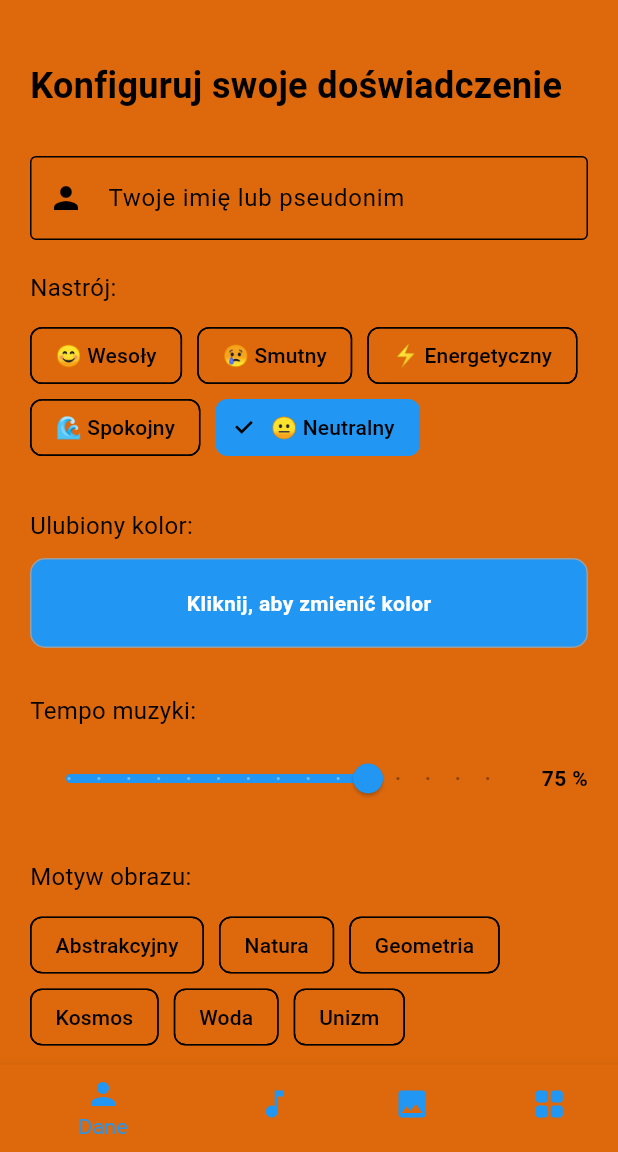
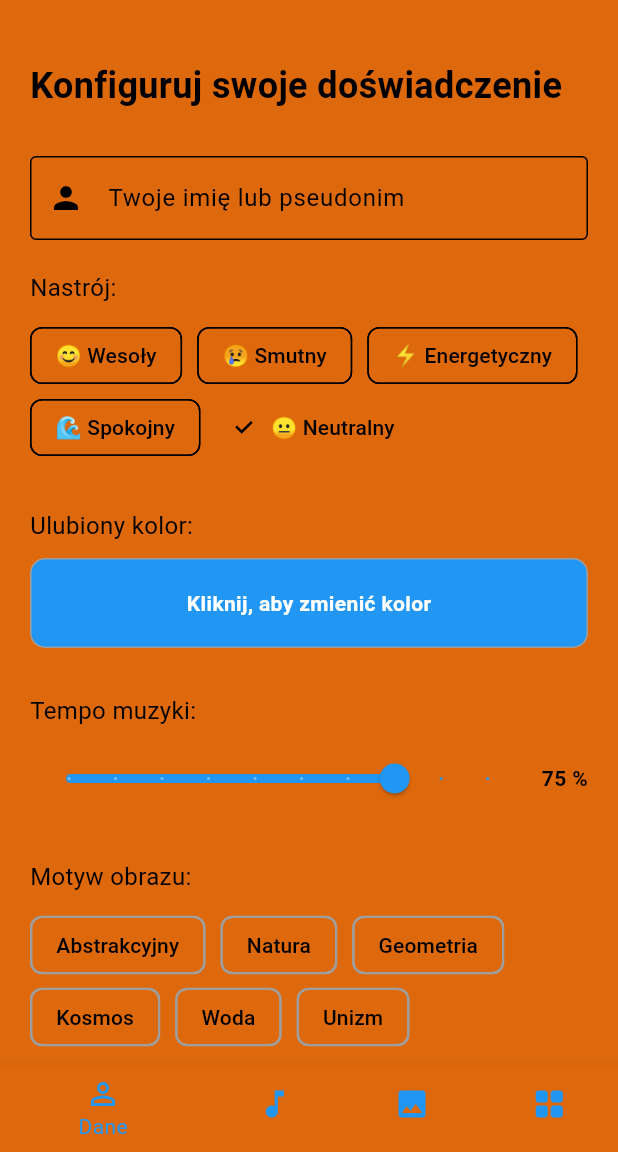
Before and after one commit to Fawkes69/Generator_szczescia, a Flutter app: the screen it shows after launch, on a phone screen of 412 x 824 dp, the part 84-1236 px from its top. Run offline on Flutter 3.47's test engine with Material 3 defaults, Android fonts, the phone set to English and light mode, and no system bars; our stand-ins replace audioplayers, flutter_colorpicker, shared_preferences.

Commit message:
-poprawiono wygląd pól do wyboru nastroju/rodzaju generowanego obrazu -poprawiono wyświetlanie suwaków -poprawa kilku literówek

```diff
--- a/lib/home.dart
+++ b/lib/home.dart
@@ -47,18 +47,22 @@ class _HomePageState extends State<HomePage> {
         items: const [
           BottomNavigationBarItem(
             icon: Icon(Icons.person),
+            activeIcon: Icon(Icons.person_outline),
             label: 'Dane',
           ),
           BottomNavigationBarItem(
             icon: Icon(Icons.music_note),
+            activeIcon: Icon(Icons.music_note_outlined),
             label: 'Muzyka',
           ),
           BottomNavigationBarItem(
             icon: Icon(Icons.image),
+            activeIcon: Icon(Icons.image_outlined),
             label: 'Obrazy',
           ),
           BottomNavigationBarItem(
             icon: Icon(Icons.grid_view_rounded),
+            activeIcon: Icon(Icons.grid_view_outlined),
             label: 'Galeria',
           ),
         ],
@@ -107,6 +111,7 @@ class UserInputPage extends StatelessWidget {
                 label: Text('${mood.emoji} ${mood.displayName}'),
                 selected: userData.mood == mood,
                 onSelected: (_) => userData.updateMood(mood),
+                selectedColor: userData.favoriteColor.computeLuminance() > 0.5 ? userData.favoriteColor: userData.invertedColor,
               );
             }).toList(),
           ),
@@ -171,9 +176,10 @@ class UserInputPage extends StatelessWidget {
               Expanded(
                 child: Slider(
                   value: userData.tempo.toDouble(),
+                  activeColor: userData.favoriteColor.computeLuminance() > 0.5 ? Colors.black: userData.favoriteColor,
                   min: 10,
                   max: 100,
-                  divisions: 14,
+                  divisions: 9,
                   label: '${userData.tempo} %',
                   onChanged: (value) {
                     userData.updateTempo(value.toInt());
@@ -200,7 +206,16 @@ class UserInputPage extends StatelessWidget {
                 label: Text(theme),
                 selected: userData.imageTheme == theme,
                 onSelected: (_) => userData.updateTheme(theme),
-              );
+                selectedColor: userData.favoriteColor.computeLuminance() > 0.5 ? userData.favoriteColor: userData.invertedColor,
+                side: BorderSide(
+                  color: userData.imageTheme == theme
+                      ? (userData.favoriteColor.computeLuminance() > 0.5
+                      ? userData.favoriteColor
+                      : userData.invertedColor)
+                      : Colors.grey,
+                  width: 1.5,
+                ),
+                  );
             }).toList(),
           ),
           const SizedBox(height: 30),
@@ -208,7 +223,8 @@ class UserInputPage extends StatelessWidget {
           // Złożoność
           const Text('Złożoność generowania:', style: TextStyle(fontSize: 16)),
           const SizedBox(height: 10),
-          Slider(
+          Row(children: [Expanded(child: Slider(
+            activeColor: userData.favoriteColor.computeLuminance() > 0.5 ? Colors.black: userData.favoriteColor,
             value: userData.complexity,
             min: 0.1,
             max: 1.0,
@@ -216,6 +232,15 @@ class UserInputPage extends StatelessWidget {
             label: '${(userData.complexity * 100).toInt()}%',
             onChanged: userData.updateComplexity,
           ),
+          ),
+            const SizedBox(height: 10),
+            Text(
+              '${(userData.complexity * 100).toInt()} %',
+              style: const TextStyle(fontWeight: FontWeight.bold),
+            ),
+    ]
+    ,)
+
         ],
       ),
     );
--- a/lib/image_generator.dart
+++ b/lib/image_generator.dart
@@ -124,7 +124,7 @@ class _ImageGeneratorPageState extends State<ImageGeneratorPage> {
         ),
       )
         ..pushStyle(textStyle)
-        ..addText('Dla: ${userData.name}');
+        ..addText('Specjalnie dla ciebie: ${userData.name}');
 
       final paragraph = paragraphBuilder.build()
         ..layout(ui.ParagraphConstraints(width: width.toDouble()));
@@ -280,7 +280,7 @@ class _ImageGeneratorPageState extends State<ImageGeneratorPage> {
     // na potrzeby projektu nie ograniczałem się tylko do bieli, czerni i szarości
     // zamiast tego podzieliłem kolor użytkownika na 6 różnych odcieni dla zachowania wierności
     // Stopień 0 - praktycznie biały
-    // Stopień 5 - praktycznie kolor użytkownika
+    // Stopień 5 - lekko jaśniejszy odcień koloru użytkownika
     const int width = 400;
     const int height = 400;
 
@@ -301,7 +301,7 @@ class _ImageGeneratorPageState extends State<ImageGeneratorPage> {
     ];
 
     // Podział płótna na rytmiczne pasy poziome i pionowe
-    final divisions = 4 + random.nextInt(5); // 4–8 podziałów
+    final divisions = 4 + (userData.complexity * 8).toInt(); // 4–12 podziałów
 
     // Pionowe pasy
     double xOffset = 0;
```
